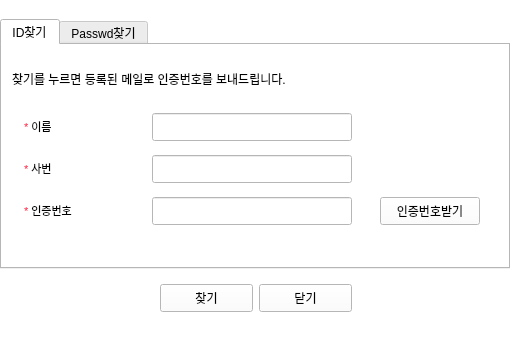
Before: the Qt Designer form find.ui in hyeona-jeong/HRIS, drawn with Qt 5.
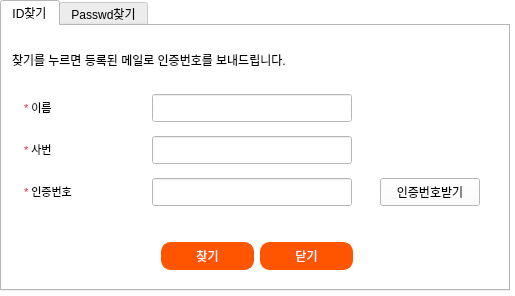
After: the same form once the commit is applied.

What changed in the file:
```diff
--- a/find.ui
+++ b/find.ui
@@ -7,7 +7,7 @@
     <x>0</x>
     <y>0</y>
     <width>515</width>
-    <height>337</height>
+    <height>296</height>
    </rect>
   </property>
   <property name="palette">
@@ -455,44 +455,25 @@
   <property name="windowTitle">
    <string>ID/PW찾기</string>
   </property>
-  <widget class="QWidget" name="verticalLayoutWidget">
-   <property name="geometry">
-    <rect>
-     <x>0</x>
-     <y>0</y>
-     <width>512</width>
-     <height>331</height>
-    </rect>
-   </property>
-   <layout class="QVBoxLayout" name="signlayout" stretch="0,0,0,0">
-    <item>
-     <spacer name="verticalSpacer_4">
-      <property name="orientation">
-       <enum>Qt::Vertical</enum>
-      </property>
-      <property name="sizeType">
-       <enum>QSizePolicy::Fixed</enum>
-      </property>
-      <property name="sizeHint" stdset="0">
-       <size>
-        <width>20</width>
-        <height>10</height>
-       </size>
-      </property>
-     </spacer>
-    </item>
-    <item>
      <widget class="QTabWidget" name="tab">
+   <property name="geometry">
+    <rect>
+     <x>0</x>
+     <y>0</y>
+     <width>510</width>
+     <height>291</height>
+    </rect>
+   </property>
       <property name="minimumSize">
        <size>
-        <width>510</width>
-        <height>250</height>
+     <width>0</width>
+     <height>0</height>
        </size>
       </property>
       <property name="maximumSize">
        <size>
-        <width>510</width>
-        <height>250</height>
+     <width>16777215</width>
+     <height>16777215</height>
        </size>
       </property>
       <property name="styleSheet">
@@ -607,22 +588,6 @@
            </property>
           </widget>
          </item>
-         <item row="2" column="1">
-          <widget class="QLineEdit" name="mail_lineEdit_3">
-           <property name="minimumSize">
-            <size>
-             <width>200</width>
-             <height>28</height>
-            </size>
-           </property>
-           <property name="maximumSize">
-            <size>
-             <width>120</width>
-             <height>28</height>
-            </size>
-           </property>
-          </widget>
-         </item>
          <item row="2" column="2">
           <widget class="QPushButton" name="cert_btn">
            <property name="minimumSize">
@@ -642,6 +607,22 @@
            </property>
           </widget>
          </item>
+      <item row="2" column="1">
+       <widget class="QLineEdit" name="mail_lineEdit">
+        <property name="minimumSize">
+         <size>
+          <width>200</width>
+          <height>28</height>
+         </size>
+        </property>
+        <property name="maximumSize">
+         <size>
+          <width>120</width>
+          <height>28</height>
+         </size>
+        </property>
+       </widget>
+      </item>
         </layout>
        </widget>
        <widget class="QLabel" name="label_2">
@@ -669,6 +650,99 @@
          <string>찾기를 누르면 등록된 메일로 인증번호를 보내드립니다.</string>
         </property>
        </widget>
+    <widget class="QWidget" name="layoutWidget_3">
+     <property name="geometry">
+      <rect>
+       <x>0</x>
+       <y>210</y>
+       <width>510</width>
+       <height>41</height>
+      </rect>
+     </property>
+     <layout class="QHBoxLayout" name="horizontalLayout_2">
+      <property name="spacing">
+       <number>6</number>
+      </property>
+      <item>
+       <spacer name="horizontalSpacer">
+        <property name="orientation">
+         <enum>Qt::Horizontal</enum>
+        </property>
+        <property name="sizeHint" stdset="0">
+         <size>
+          <width>40</width>
+          <height>20</height>
+         </size>
+        </property>
+       </spacer>
+      </item>
+      <item>
+       <widget class="QPushButton" name="fsubmitBtn">
+        <property name="minimumSize">
+         <size>
+          <width>93</width>
+          <height>28</height>
+         </size>
+        </property>
+        <property name="maximumSize">
+         <size>
+          <width>93</width>
+          <height>28</height>
+         </size>
+        </property>
+        <property name="styleSheet">
+         <string notr="true">background-color: #ff5500;
+border-radius : 10px; 
+border : 2px solid #ff5500;
+color: white;
+</string>
+        </property>
+        <property name="text">
+         <string>찾기</string>
+        </property>
+       </widget>
+      </item>
+      <item>
+       <widget class="QPushButton" name="cnlBtn">
+        <property name="minimumSize">
+         <size>
+          <width>93</width>
+          <height>28</height>
+         </size>
+        </property>
+        <property name="maximumSize">
+         <size>
+          <width>93</width>
+          <height>28</height>
+         </size>
+        </property>
+        <property name="styleSheet">
+         <string notr="true">background-color: #ff5500;
+border-radius : 10px; 
+border : 2px solid #ff5500;
+color: white;
+</string>
+        </property>
+        <property name="text">
+         <string>닫기</string>
+        </property>
+       </widget>
+      </item>
+      <item>
+       <spacer name="horizontalSpacer_2">
+        <property name="orientation">
+         <enum>Qt::Horizontal</enum>
+        </property>
+        <property name="sizeHint" stdset="0">
+         <size>
+          <width>40</width>
+          <height>20</height>
+         </size>
+        </property>
+       </spacer>
+      </item>
+     </layout>
+    </widget>
       </widget>
       <widget class="QWidget" name="tab_2">
        <attribute name="title">
@@ -819,16 +893,21 @@
          <string>찾기를 누르면 등록된 메일로 새로운 비밀번호를 보내드립니다.</string>
         </property>
        </widget>
-      </widget>
-     </widget>
-    </item>
-    <item>
-     <layout class="QHBoxLayout" name="horizontalLayout_2">
+    <widget class="QWidget" name="layoutWidget_4">
+     <property name="geometry">
+      <rect>
+       <x>0</x>
+       <y>210</y>
+       <width>510</width>
+       <height>41</height>
+      </rect>
+     </property>
+     <layout class="QHBoxLayout" name="horizontalLayout_3">
       <property name="spacing">
        <number>6</number>
       </property>
       <item>
-       <spacer name="horizontalSpacer">
+       <spacer name="horizontalSpacer_3">
         <property name="orientation">
          <enum>Qt::Horizontal</enum>
         </property>
@@ -841,7 +920,7 @@
        </spacer>
       </item>
       <item>
-       <widget class="QPushButton" name="fsubmitBtn">
+       <widget class="QPushButton" name="fsubmitBtn_2">
         <property name="minimumSize">
          <size>
           <width>93</width>
@@ -860,7 +939,7 @@
        </widget>
       </item>
       <item>
-       <widget class="QPushButton" name="cnlBtn">
+       <widget class="QPushButton" name="cnlBtn_2">
         <property name="minimumSize">
          <size>
           <width>93</width>
@@ -879,7 +958,7 @@
        </widget>
       </item>
       <item>
-       <spacer name="horizontalSpacer_2">
+       <spacer name="horizontalSpacer_4">
         <property name="orientation">
          <enum>Qt::Horizontal</enum>
         </property>
@@ -892,24 +971,8 @@
        </spacer>
       </item>
      </layout>
-    </item>
-    <item>
-     <spacer name="verticalSpacer">
-      <property name="orientation">
-       <enum>Qt::Vertical</enum>
-      </property>
-      <property name="sizeType">
-       <enum>QSizePolicy::Fixed</enum>
-      </property>
-      <property name="sizeHint" stdset="0">
-       <size>
-        <width>20</width>
-        <height>10</height>
-       </size>
-      </property>
-     </spacer>
-    </item>
-   </layout>
+    </widget>
+   </widget>
   </widget>
  </widget>
  <resources/>
```
Left out of the diff: 62 changed lines with no effect on the pictures. Lines whose indentation alone changed are shown as unchanged.
